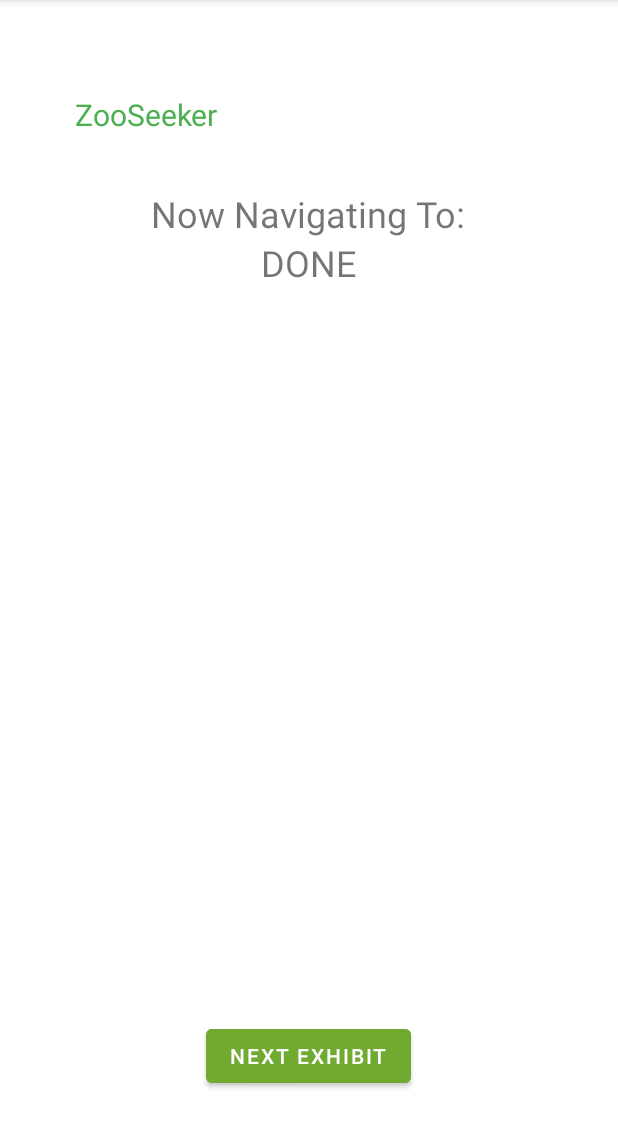
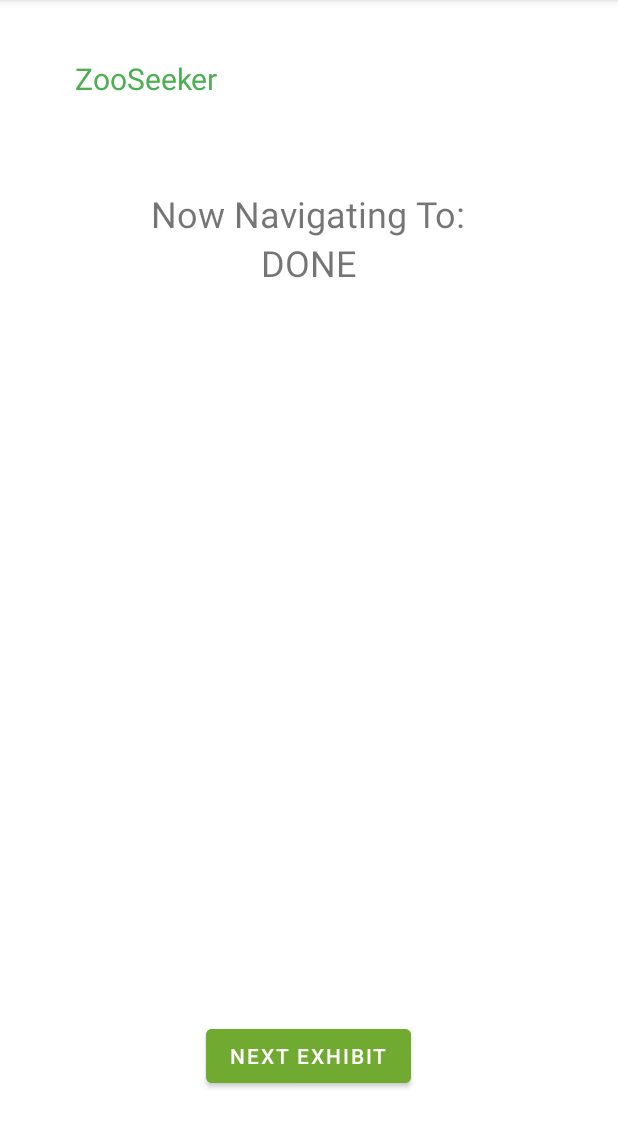
Before and after one commit to zic017/ZooSeeker-CSE-110-Team-47, an Android app: the screen it shows after launch (DirectionsActivity), after a tap on "PLAN", on a phone screen of 412 x 824 dp, the part 84-1232 px from its top. Run offline under Robolectric (Android 15) with nearby library versions, the phone set to English and light mode, and no system bars; our stand-ins replace Room's generated code; libraries missing offline, so code that uses them is left out: com.google.firebase.crashlytics, org.jgrapht, org.jgrapht.alg, org.jgrapht.graph, org.jgrapht.nio; 5 statements that could not run were skipped.

Commit message:
filter out entrance and plaza

```diff
--- a/app/src/main/java/com/example/myapplication/SearchListActivity.java
+++ b/app/src/main/java/com/example/myapplication/SearchListActivity.java
@@ -145,17 +145,18 @@ public class SearchListActivity extends AppCompatActivity {
         ItemList = (ArrayList<SearchItem>) SearchItem.loadJSON(this, "sample_node_info.json");
 
         for (SearchItem item : ItemList) {
+            if(item.getKind().equals("exhibit")) {
                 String name = item.getName();
                 tagMap.putIfAbsent(name, new HashSet<>());
                 tagMap.get(name).add(item);
                 AllTags.add(name);
 
-            for (String tag : item.getTags()){
+                for (String tag : item.getTags()) {
                     tagMap.putIfAbsent(tag, new HashSet<>());
                     tagMap.get(tag).add(item);
                     AllTags.add(tag);
                 }
-
+            }
         }
 
         // initializing our adapter class.
--- a/app/src/main/res/layout/activity_directions.xml
+++ b/app/src/main/res/layout/activity_directions.xml
@@ -19,7 +19,7 @@
         app:layout_constraintHorizontal_bias="0.158"
         app:layout_constraintStart_toStartOf="parent"
         app:layout_constraintTop_toTopOf="parent"
-        app:layout_constraintVertical_bias="0.085" />
+        app:layout_constraintVertical_bias="0.052" />
 
     <TextView
         android:id="@+id/currentLocation"
```
Lines whose indentation alone changed are shown as unchanged.
